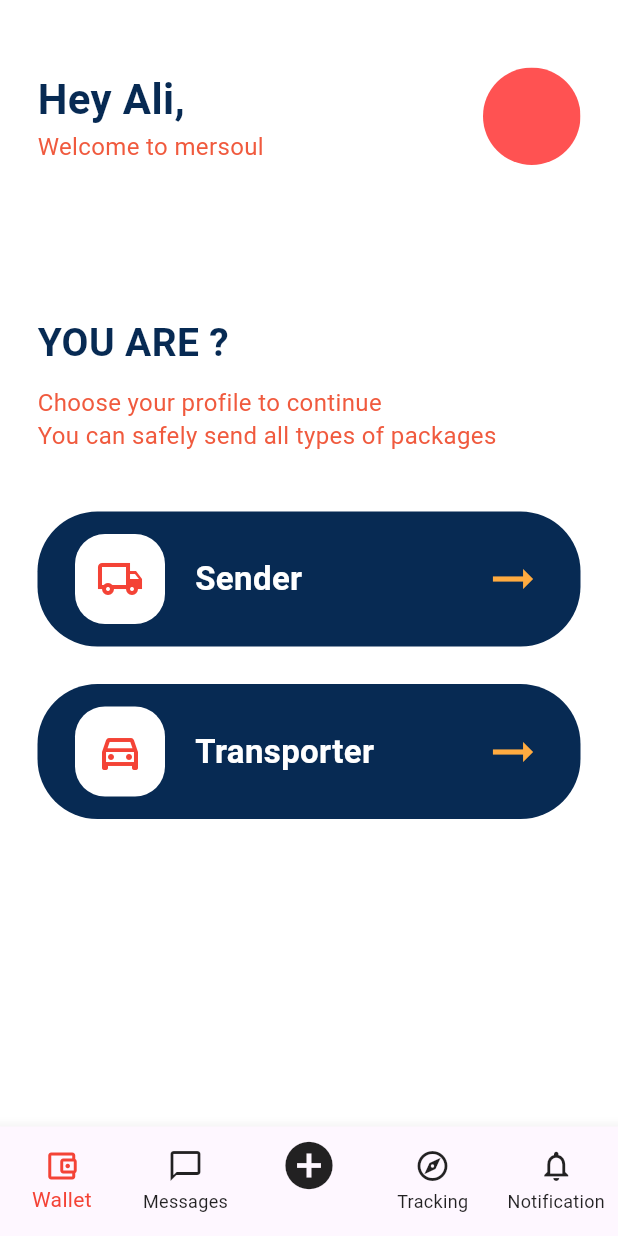
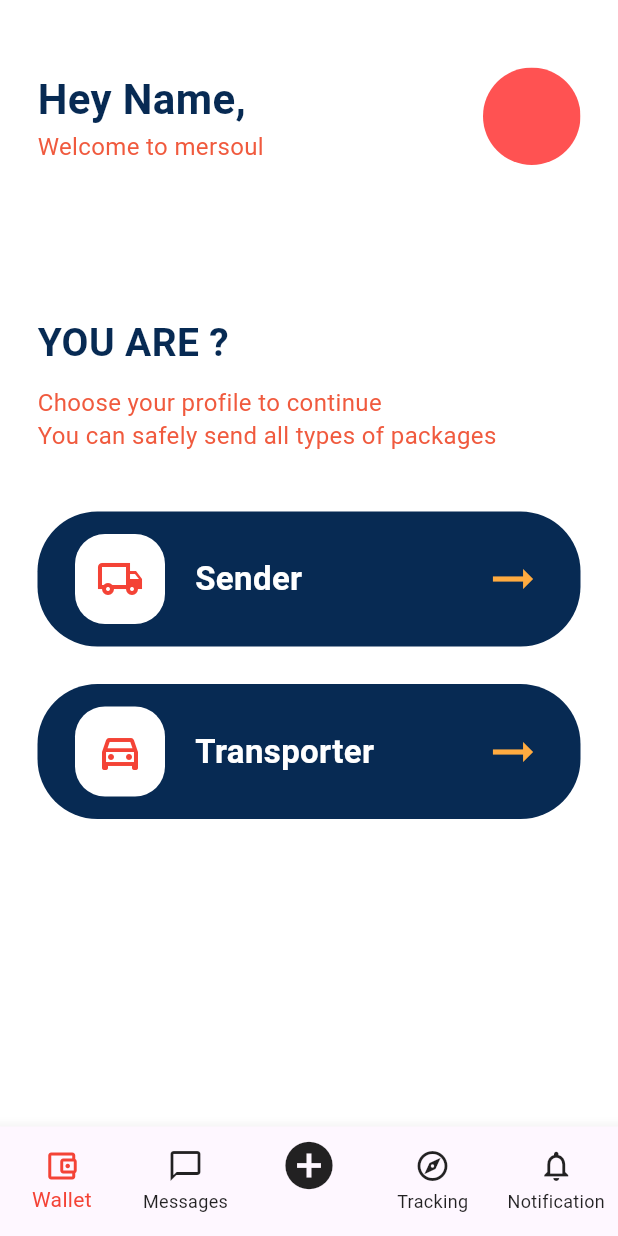
Before and after one commit to asba38295-web/msl, a Flutter app: the ChooseProfileScreen screen opened directly, on a phone screen of 412 x 824 dp. Run offline on Flutter 3.47's test engine with Material 3 defaults, Android fonts, the phone set to English and light mode, and no system bars; our stand-ins replace google_fonts.

Commit message:
update project1

```diff
--- a/lib/screens/choose_profile_screen.dart
+++ b/lib/screens/choose_profile_screen.dart
@@ -50,7 +50,7 @@ class ChooseProfileScreen extends StatelessWidget {
                   crossAxisAlignment: CrossAxisAlignment.start,
                   children: [
                     Text(
-                      "Hey Ali,",
+                      "Hey Name,",
                       style: TextStyle(
                         fontSize: 28,
                         fontWeight: FontWeight.bold,
```
